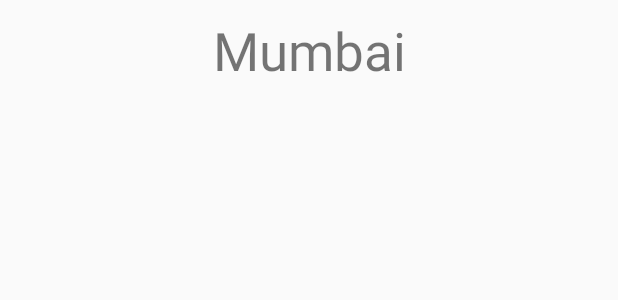
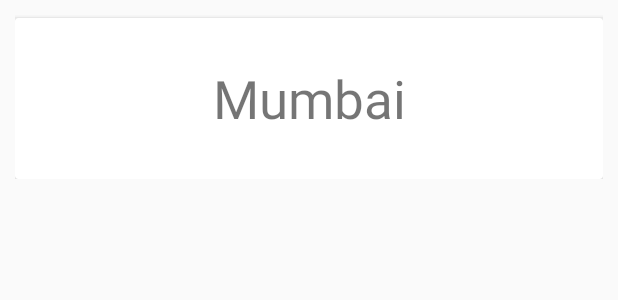
Before and after one commit to SandeepGamot/FloTask, an Android app: the layout recycler_list_element_layout.xml on its own in the app's theme, with its tools: preview values and no code run, on a phone screen of 412 x 824 dp. Shown: the top 300 px of the screen. Run offline under Robolectric (Android 15) with nearby library versions, the phone set to English and light mode, and no system bars.

Commit message:
RecyclerClick Listener and Activity

```diff
--- a/app/src/main/AndroidManifest.xml
+++ b/app/src/main/AndroidManifest.xml
@@ -16,6 +16,7 @@
                 <category android:name="android.intent.category.LAUNCHER" />
             </intent-filter>
         </activity>
+        <activity android:name=".view.ui.WeatherDetails"/>
     </application>
 
 </manifest>
--- a/app/src/main/res/layout/recycler_list_element_layout.xml
+++ b/app/src/main/res/layout/recycler_list_element_layout.xml
@@ -1,14 +1,23 @@
 <?xml version="1.0" encoding="utf-8"?>
 <LinearLayout xmlns:android="http://schemas.android.com/apk/res/android"
-    android:orientation="vertical" android:layout_width="match_parent"
+    android:layout_width="match_parent"
     android:layout_height="wrap_content"
-    android:layout_margin="10dp">
-    <TextView
-        android:id="@+id/city_name"
+    android:layout_margin="10dp"
+    android:orientation="vertical">
+
+    <androidx.cardview.widget.CardView
         android:layout_width="match_parent"
         android:layout_height="wrap_content"
-        android:textAlignment="center"
-        android:text="@string/placeholder_city"
-        android:textSize="35sp"
-        />
+        android:layout_marginTop="@dimen/cardview_default_elevation"
+        >
+
+        <TextView
+            android:id="@+id/city_name"
+            android:layout_width="match_parent"
+            android:layout_height="wrap_content"
+            android:padding="30dp"
+            android:text="@string/placeholder_city"
+            android:textAlignment="center"
+            android:textSize="35sp" />
+    </androidx.cardview.widget.CardView>
 </LinearLayout>
```
Also changed, not shown: app/build.gradle (+10 -0 lines), app/src/main/java/com/example/flotask/view/adapter/RecyclerViewAdapter.java (+26 -10 lines), app/src/main/java/com/example/flotask/view/ui/MainActivity.java (+20 -3 lines), app/src/main/java/com/example/flotask/view/ui/WeatherDetails.java (added, +23 -0 lines), app/src/main/res/layout/weather_details.xml (added, +32 -0 lines).
